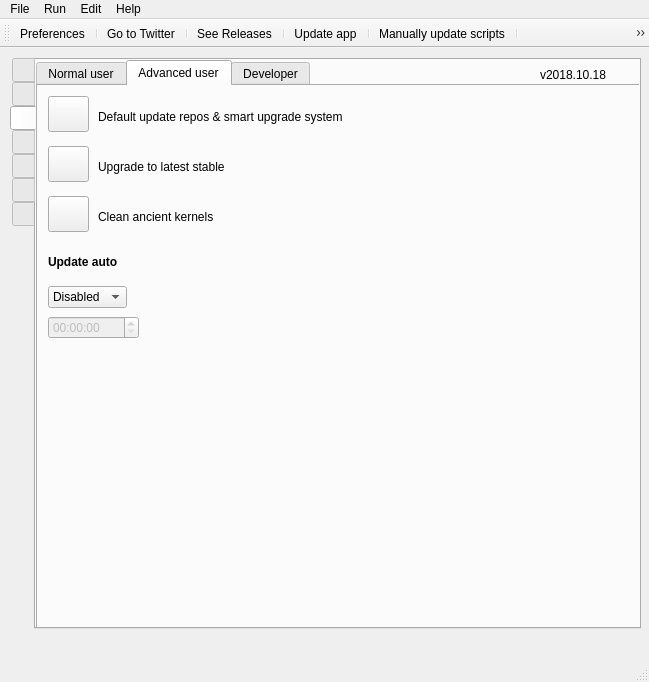
This is src/mainwindow.ui in adgellida/ubunsys as Qt 5 draws it before an edit. The edited form follows.
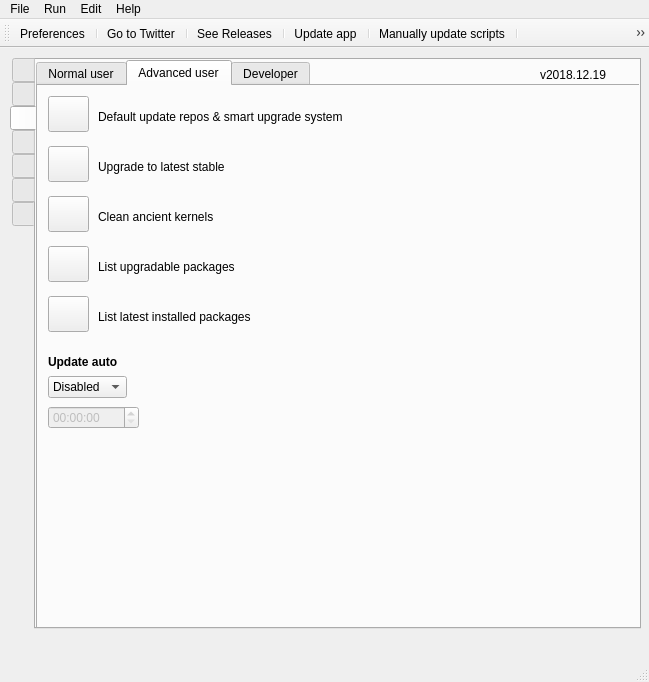
This is the edited form. The open tabs and pages were chosen to show the change. Icons and pictures are not drawn.

Diff of the .ui file:
```diff
--- a/src/mainwindow.ui
+++ b/src/mainwindow.ui
@@ -1128,7 +1128,7 @@
         <property name="geometry">
          <rect>
           <x>10</x>
-          <y>230</y>
+          <y>320</y>
           <width>91</width>
           <height>23</height>
          </rect>
@@ -1138,7 +1138,7 @@
         <property name="geometry">
          <rect>
           <x>10</x>
-          <y>160</y>
+          <y>260</y>
           <width>111</width>
           <height>31</height>
          </rect>
@@ -1157,7 +1157,7 @@
         <property name="geometry">
          <rect>
           <x>10</x>
-          <y>200</y>
+          <y>290</y>
           <width>79</width>
           <height>22</height>
          </rect>
@@ -1178,6 +1178,114 @@
          </property>
         </item>
        </widget>
+       <widget class="QLabel" name="label_65">
+        <property name="geometry">
+         <rect>
+          <x>60</x>
+          <y>170</y>
+          <width>231</width>
+          <height>21</height>
+         </rect>
+        </property>
+        <property name="font">
+         <font>
+          <weight>50</weight>
+          <bold>false</bold>
+         </font>
+        </property>
+        <property name="text">
+         <string>List upgradable packages</string>
+        </property>
+       </widget>
+       <widget class="QPushButton" name="listUpgradablePackagesButton">
+        <property name="geometry">
+         <rect>
+          <x>10</x>
+          <y>160</y>
+          <width>41</width>
+          <height>36</height>
+         </rect>
+        </property>
+        <property name="toolTip">
+         <string>&lt;html&gt;&lt;head/&gt;&lt;body&gt;&lt;p&gt;Recover space from unused kernels&lt;/p&gt;&lt;/body&gt;&lt;/html&gt;</string>
+        </property>
+        <property name="whatsThis">
+         <string/>
+        </property>
+        <property name="text">
+         <string/>
+        </property>
+        <property name="icon">
+         <iconset resource="ubunsys.qrc">
+          <normaloff>:/images/Future-595b40b75ba036ed117d7e0d.svg</normaloff>:/images/Future-595b40b75ba036ed117d7e0d.svg</iconset>
+        </property>
+        <property name="iconSize">
+         <size>
+          <width>30</width>
+          <height>30</height>
+         </size>
+        </property>
+        <property name="shortcut">
+         <string/>
+        </property>
+        <property name="checkable">
+         <bool>false</bool>
+        </property>
+       </widget>
+       <widget class="QLabel" name="label_66">
+        <property name="geometry">
+         <rect>
+          <x>60</x>
+          <y>220</y>
+          <width>231</width>
+          <height>21</height>
+         </rect>
+        </property>
+        <property name="font">
+         <font>
+          <weight>50</weight>
+          <bold>false</bold>
+         </font>
+        </property>
+        <property name="text">
+         <string>List latest installed packages</string>
+        </property>
+       </widget>
+       <widget class="QPushButton" name="listLatestInstalledPackagesButton">
+        <property name="geometry">
+         <rect>
+          <x>10</x>
+          <y>210</y>
+          <width>41</width>
+          <height>36</height>
+         </rect>
+        </property>
+        <property name="toolTip">
+         <string>&lt;html&gt;&lt;head/&gt;&lt;body&gt;&lt;p&gt;Recover space from unused kernels&lt;/p&gt;&lt;/body&gt;&lt;/html&gt;</string>
+        </property>
+        <property name="whatsThis">
+         <string/>
+        </property>
+        <property name="text">
+         <string/>
+        </property>
+        <property name="icon">
+         <iconset resource="ubunsys.qrc">
+          <normaloff>:/images/icons8-update-100.png</normaloff>:/images/icons8-update-100.png</iconset>
+        </property>
+        <property name="iconSize">
+         <size>
+          <width>30</width>
+          <height>30</height>
+         </size>
+        </property>
+        <property name="shortcut">
+         <string/>
+        </property>
+        <property name="checkable">
+         <bool>false</bool>
+        </property>
+       </widget>
       </widget>
       <widget class="QWidget" name="tab_10">
        <attribute name="title">
@@ -4458,7 +4566,7 @@
      </rect>
     </property>
     <property name="text">
-     <string>v2018.10.18</string>
+     <string>v2018.12.19</string>
     </property>
    </widget>
   </widget>
```
Left out of the diff: 2 changed lines with no effect on the pictures.
